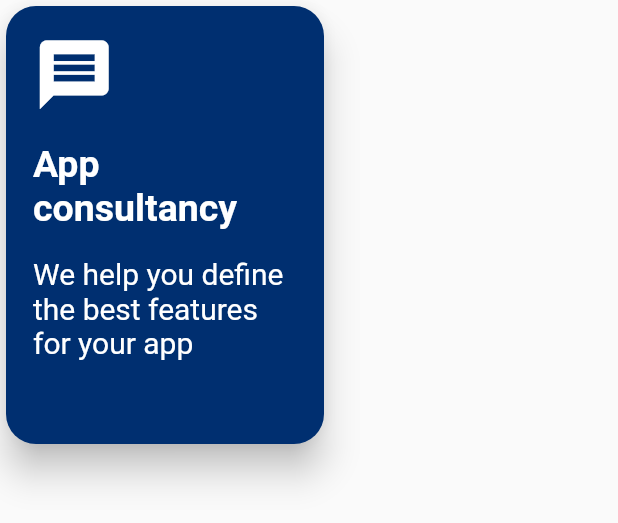
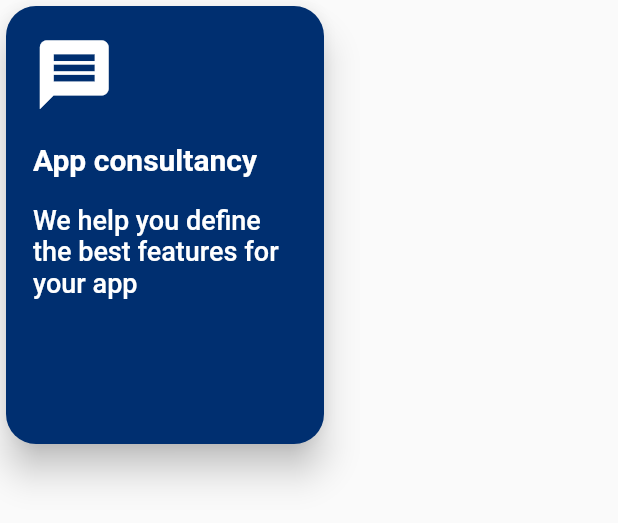
Before and after one commit to abdul-basit-dev/dr_crypto_website, a Flutter app: the CardsWidget widget shown alone on an empty page, opened directly, on a phone screen of 412 x 824 dp. Shown: the top 523 px of the screen. Run offline on Flutter 3.47's test engine with Material 2 defaults, Android fonts, the phone set to English and light mode, and no system bars; drawn by our look-alikes of overlay_support; our stand-ins replace data_table_2, dio, firebase_auth, firebase_core, firebase_database, shared_preferences; missing offline and left inert: adaptive_navbar; accounts and stored records are empty; network calls fail.

Commit message:
landing page done

```diff
--- a/lib/main.dart
+++ b/lib/main.dart
@@ -32,7 +32,7 @@ class MyApp extends StatelessWidget {
         theme: ThemeData(
           primarySwatch: Colors.blue,
         ),
-        home: const AdminLogin(),
+        home: const Dashboard(),
       ),
     );
   }
--- a/lib/widgets/card_widget.dart
+++ b/lib/widgets/card_widget.dart
@@ -37,14 +37,17 @@ class CardsWidget extends StatelessWidget {
                 child: Text(
                   textHeading!,
                   style: const TextStyle(
-                      fontSize: 25,
+                      fontSize: 20,
                       color: kSecondColor,
-                      fontWeight: FontWeight.bold),
+                      fontWeight: FontWeight.w600),
                 ),
               ),
               Text(
                 discription!,
-                style: const TextStyle(fontSize: 20, color: kSecondColor),
+                style: const TextStyle(
+                    fontSize: 18,
+                    color: kSecondColor,
+                    fontWeight: FontWeight.w500),
               ),
             ],
           ),
```
Also changed, not shown: lib/screens/admin/admin_panel.dart (+6 -5 lines), lib/screens/responsive_screen.dart (+9 -4 lines), assets/images/hand.png, pubspec.lock, 1 other file.
